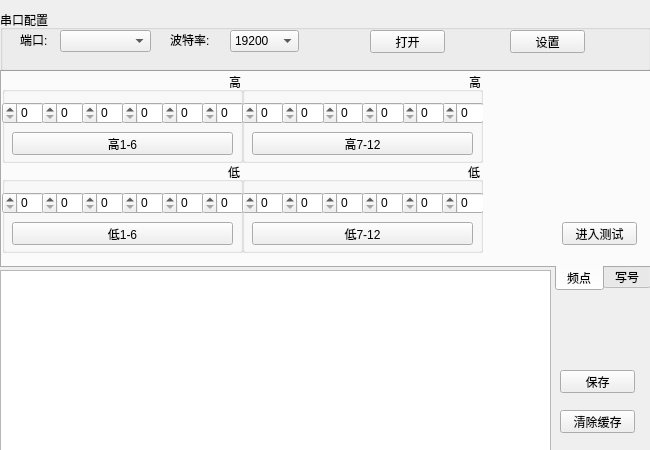
The window that widget.ui (lemonvv/qtRadioSerial) describes before a commit, drawn with Qt 5.
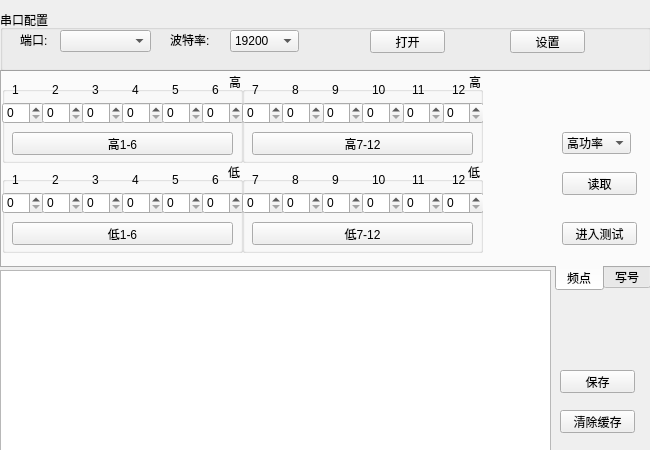
The same window after the commit.

The edit to the form file:
```diff
--- a/widget.ui
+++ b/widget.ui
@@ -331,6 +331,9 @@
         <height>22</height>
        </rect>
       </property>
+      <property name="layoutDirection">
+       <enum>Qt::LeftToRight</enum>
+      </property>
      </widget>
      <widget class="QSpinBox" name="spinBox_h_2">
       <property name="geometry">
@@ -341,6 +344,9 @@
         <height>22</height>
        </rect>
       </property>
+      <property name="layoutDirection">
+       <enum>Qt::LeftToRight</enum>
+      </property>
      </widget>
      <widget class="QSpinBox" name="spinBox_h_3">
       <property name="geometry">
@@ -351,6 +357,9 @@
         <height>22</height>
        </rect>
       </property>
+      <property name="layoutDirection">
+       <enum>Qt::LeftToRight</enum>
+      </property>
      </widget>
      <widget class="QSpinBox" name="spinBox_h_4">
       <property name="geometry">
@@ -361,6 +370,9 @@
         <height>22</height>
        </rect>
       </property>
+      <property name="layoutDirection">
+       <enum>Qt::LeftToRight</enum>
+      </property>
      </widget>
      <widget class="QSpinBox" name="spinBox_h_5">
       <property name="geometry">
@@ -371,6 +383,9 @@
         <height>22</height>
        </rect>
       </property>
+      <property name="layoutDirection">
+       <enum>Qt::LeftToRight</enum>
+      </property>
      </widget>
      <widget class="QSpinBox" name="spinBox_h_6">
       <property name="geometry">
@@ -381,6 +396,9 @@
         <height>22</height>
        </rect>
       </property>
+      <property name="layoutDirection">
+       <enum>Qt::LeftToRight</enum>
+      </property>
      </widget>
      <widget class="QPushButton" name="pushButton_radioPwrHh">
       <property name="geometry">
@@ -395,6 +413,84 @@
        <string>高1-6</string>
       </property>
      </widget>
+     <widget class="QLabel" name="label_8">
+      <property name="geometry">
+       <rect>
+        <x>10</x>
+        <y>10</y>
+        <width>16</width>
+        <height>16</height>
+       </rect>
+      </property>
+      <property name="text">
+       <string>1</string>
+      </property>
+     </widget>
+     <widget class="QLabel" name="label_9">
+      <property name="geometry">
+       <rect>
+        <x>50</x>
+        <y>10</y>
+        <width>16</width>
+        <height>16</height>
+       </rect>
+      </property>
+      <property name="text">
+       <string>2</string>
+      </property>
+     </widget>
+     <widget class="QLabel" name="label_10">
+      <property name="geometry">
+       <rect>
+        <x>90</x>
+        <y>10</y>
+        <width>16</width>
+        <height>16</height>
+       </rect>
+      </property>
+      <property name="text">
+       <string>3</string>
+      </property>
+     </widget>
+     <widget class="QLabel" name="label_11">
+      <property name="geometry">
+       <rect>
+        <x>130</x>
+        <y>10</y>
+        <width>16</width>
+        <height>16</height>
+       </rect>
+      </property>
+      <property name="text">
+       <string>4</string>
+      </property>
+     </widget>
+     <widget class="QLabel" name="label_12">
+      <property name="geometry">
+       <rect>
+        <x>170</x>
+        <y>10</y>
+        <width>16</width>
+        <height>16</height>
+       </rect>
+      </property>
+      <property name="text">
+       <string>5</string>
+      </property>
+     </widget>
+     <widget class="QLabel" name="label_13">
+      <property name="geometry">
+       <rect>
+        <x>210</x>
+        <y>10</y>
+        <width>16</width>
+        <height>16</height>
+       </rect>
+      </property>
+      <property name="text">
+       <string>6</string>
+      </property>
+     </widget>
     </widget>
     <widget class="QGroupBox" name="groupBox_5">
      <property name="geometry">
@@ -417,6 +513,9 @@
         <height>22</height>
        </rect>
       </property>
+      <property name="layoutDirection">
+       <enum>Qt::LeftToRight</enum>
+      </property>
      </widget>
      <widget class="QSpinBox" name="spinBox_l_2">
       <property name="geometry">
@@ -427,6 +526,9 @@
         <height>22</height>
        </rect>
       </property>
+      <property name="layoutDirection">
+       <enum>Qt::LeftToRight</enum>
+      </property>
      </widget>
      <widget class="QSpinBox" name="spinBox_l_3">
       <property name="geometry">
@@ -437,6 +539,9 @@
         <height>22</height>
        </rect>
       </property>
+      <property name="layoutDirection">
+       <enum>Qt::LeftToRight</enum>
+      </property>
      </widget>
      <widget class="QSpinBox" name="spinBox_l_4">
       <property name="geometry">
@@ -447,6 +552,9 @@
         <height>22</height>
        </rect>
       </property>
+      <property name="layoutDirection">
+       <enum>Qt::LeftToRight</enum>
+      </property>
      </widget>
      <widget class="QSpinBox" name="spinBox_l_5">
       <property name="geometry">
@@ -457,6 +565,9 @@
         <height>22</height>
        </rect>
       </property>
+      <property name="layoutDirection">
+       <enum>Qt::LeftToRight</enum>
+      </property>
      </widget>
      <widget class="QSpinBox" name="spinBox_l_6">
       <property name="geometry">
@@ -467,6 +578,9 @@
         <height>22</height>
        </rect>
       </property>
+      <property name="layoutDirection">
+       <enum>Qt::LeftToRight</enum>
+      </property>
      </widget>
      <widget class="QPushButton" name="pushButton_radioPwrLh">
       <property name="geometry">
@@ -481,6 +595,84 @@
        <string>低1-6</string>
       </property>
      </widget>
+     <widget class="QLabel" name="label_20">
+      <property name="geometry">
+       <rect>
+        <x>10</x>
+        <y>10</y>
+        <width>16</width>
+        <height>16</height>
+       </rect>
+      </property>
+      <property name="text">
+       <string>1</string>
+      </property>
+     </widget>
+     <widget class="QLabel" name="label_21">
+      <property name="geometry">
+       <rect>
+        <x>50</x>
+        <y>10</y>
+        <width>16</width>
+        <height>16</height>
+       </rect>
+      </property>
+      <property name="text">
+       <string>2</string>
+      </property>
+     </widget>
+     <widget class="QLabel" name="label_22">
+      <property name="geometry">
+       <rect>
+        <x>90</x>
+        <y>10</y>
+        <width>16</width>
+        <height>16</height>
+       </rect>
+      </property>
+      <property name="text">
+       <string>3</string>
+      </property>
+     </widget>
+     <widget class="QLabel" name="label_23">
+      <property name="geometry">
+       <rect>
+        <x>130</x>
+        <y>10</y>
+        <width>16</width>
+        <height>16</height>
+       </rect>
+      </property>
+      <property name="text">
+       <string>4</string>
+      </property>
+     </widget>
+     <widget class="QLabel" name="label_24">
+      <property name="geometry">
+       <rect>
+        <x>170</x>
+        <y>10</y>
+        <width>16</width>
+        <height>16</height>
+       </rect>
+      </property>
+      <property name="text">
+       <string>5</string>
+      </property>
+     </widget>
+     <widget class="QLabel" name="label_25">
+      <property name="geometry">
+       <rect>
+        <x>210</x>
+        <y>10</y>
+        <width>16</width>
+        <height>16</height>
+       </rect>
+      </property>
+      <property name="text">
+       <string>6</string>
+      </property>
+     </widget>
     </widget>
     <widget class="QGroupBox" name="groupBox_6">
      <property name="geometry">
@@ -503,6 +695,9 @@
         <height>22</height>
        </rect>
       </property>
+      <property name="layoutDirection">
+       <enum>Qt::LeftToRight</enum>
+      </property>
      </widget>
      <widget class="QSpinBox" name="spinBox_h_7">
       <property name="geometry">
@@ -513,6 +708,9 @@
         <height>22</height>
        </rect>
       </property>
+      <property name="layoutDirection">
+       <enum>Qt::LeftToRight</enum>
+      </property>
      </widget>
      <widget class="QSpinBox" name="spinBox_h_9">
       <property name="geometry">
@@ -523,6 +721,9 @@
         <height>22</height>
        </rect>
       </property>
+      <property name="layoutDirection">
+       <enum>Qt::LeftToRight</enum>
+      </property>
      </widget>
      <widget class="QSpinBox" name="spinBox_h_11">
       <property name="geometry">
@@ -533,6 +734,9 @@
         <height>22</height>
        </rect>
       </property>
+      <property name="layoutDirection">
+       <enum>Qt::LeftToRight</enum>
+      </property>
      </widget>
      <widget class="QSpinBox" name="spinBox_h_10">
       <property name="geometry">
@@ -543,6 +747,9 @@
         <height>22</height>
        </rect>
       </property>
+      <property name="layoutDirection">
+       <enum>Qt::LeftToRight</enum>
+      </property>
      </widget>
      <widget class="QSpinBox" name="spinBox_h_8">
       <property name="geometry">
@@ -553,6 +760,9 @@
         <height>22</height>
        </rect>
       </property>
+      <property name="layoutDirection">
+       <enum>Qt::LeftToRight</enum>
+      </property>
      </widget>
      <widget class="QPushButton" name="pushButton_radioPwrHl">
       <property name="geometry">
@@ -567,6 +777,84 @@
        <string>高7-12</string>
       </property>
      </widget>
+     <widget class="QLabel" name="label_14">
+      <property name="geometry">
+       <rect>
+        <x>10</x>
+        <y>10</y>
+        <width>16</width>
+        <height>16</height>
+       </rect>
+      </property>
+      <property name="text">
+       <string>7</string>
+      </property>
+     </widget>
+     <widget class="QLabel" name="label_15">
+      <property name="geometry">
+       <rect>
+        <x>50</x>
+        <y>10</y>
+        <width>16</width>
+        <height>16</height>
+       </rect>
+      </property>
+      <property name="text">
+       <string>8</string>
+      </property>
+     </widget>
+     <widget class="QLabel" name="label_16">
+      <property name="geometry">
+       <rect>
+        <x>90</x>
+        <y>10</y>
+        <width>16</width>
+        <height>16</height>
+       </rect>
+      </property>
+      <property name="text">
+       <string>9</string>
+      </property>
+     </widget>
+     <widget class="QLabel" name="label_17">
+      <property name="geometry">
+       <rect>
+        <x>130</x>
+        <y>10</y>
+        <width>16</width>
+        <height>16</height>
+       </rect>
+      </property>
+      <property name="text">
+       <string>10</string>
+      </property>
+     </widget>
+     <widget class="QLabel" name="label_18">
+      <property name="geometry">
+       <rect>
+        <x>170</x>
+        <y>10</y>
+        <width>16</width>
+        <height>16</height>
+       </rect>
+      </property>
+      <property name="text">
+       <string>11</string>
+      </property>
+     </widget>
+     <widget class="QLabel" name="label_19">
+      <property name="geometry">
+       <rect>
+        <x>210</x>
+        <y>10</y>
+        <width>16</width>
+        <height>16</height>
+       </rect>
+      </property>
+      <property name="text">
+       <string>12</string>
+      </property>
+     </widget>
     </widget>
     <widget class="QGroupBox" name="groupBox_7">
      <property name="geometry">
@@ -589,6 +877,9 @@
         <height>22</height>
        </rect>
       </property>
+      <property name="layoutDirection">
+       <enum>Qt::LeftToRight</enum>
+      </property>
      </widget>
      <widget class="QSpinBox" name="spinBox_l_8">
       <property name="geometry">
@@ -599,6 +890,9 @@
         <height>22</height>
        </rect>
       </property>
+      <property name="layoutDirection">
+       <enum>Qt::LeftToRight</enum>
+      </property>
      </widget>
      <widget class="QSpinBox" name="spinBox_l_9">
       <property name="geometry">
@@ -609,6 +903,9 @@
         <height>22</height>
        </rect>
       </property>
+      <property name="layoutDirection">
+       <enum>Qt::LeftToRight</enum>
+      </property>
      </widget>
      <widget class="QSpinBox" name="spinBox_l_10">
       <property name="geometry">
@@ -619,6 +916,9 @@
         <height>22</height>
        </rect>
       </property>
+      <property name="layoutDirection">
+       <enum>Qt::LeftToRight</enum>
+      </property>
      </widget>
      <widget class="QSpinBox" name="spinBox_l_11">
       <property name="geometry">
@@ -629,6 +929,9 @@
         <height>22</height>
        </rect>
       </property>
+      <property name="layoutDirection">
+       <enum>Qt::LeftToRight</enum>
+      </property>
      </widget>
      <widget class="QSpinBox" name="spinBox_l_12">
       <property name="geometry">
@@ -639,6 +942,9 @@
         <height>22</height>
        </rect>
       </property>
+      <property name="layoutDirection">
+       <enum>Qt::LeftToRight</enum>
+      </property>
      </widget>
      <widget class="QPushButton" name="pushButton_radioPwrLl">
       <property name="geometry">
@@ -653,6 +959,84 @@
        <string>低7-12</string>
       </property>
      </widget>
+     <widget class="QLabel" name="label_26">
+      <property name="geometry">
+       <rect>
+        <x>10</x>
+        <y>10</y>
+        <width>16</width>
+        <height>16</height>
+       </rect>
+      </property>
+      <property name="text">
+       <string>7</string>
+      </property>
+     </widget>
+     <widget class="QLabel" name="label_27">
+      <property name="geometry">
+       <rect>
+        <x>50</x>
+        <y>10</y>
+        <width>16</width>
+        <height>16</height>
+       </rect>
+      </property>
+      <property name="text">
+       <string>8</string>
+      </property>
+     </widget>
+     <widget class="QLabel" name="label_28">
+      <property name="geometry">
+       <rect>
+        <x>90</x>
+        <y>10</y>
+        <width>16</width>
+        <height>16</height>
+       </rect>
+      </property>
+      <property name="text">
+       <string>9</string>
+      </property>
+     </widget>
+     <widget class="QLabel" name="label_29">
+      <property name="geometry">
+       <rect>
+        <x>130</x>
+        <y>10</y>
+        <width>16</width>
+        <height>16</height>
+       </rect>
+      </property>
+      <property name="text">
+       <string>10</string>
+      </property>
+     </widget>
+     <widget class="QLabel" name="label_30">
+      <property name="geometry">
+       <rect>
+        <x>170</x>
+        <y>10</y>
+        <width>16</width>
+        <height>16</height>
+       </rect>
+      </property>
+      <property name="text">
+       <string>11</string>
+      </property>
+     </widget>
+     <widget class="QLabel" name="label_31">
+      <property name="geometry">
+       <rect>
+        <x>210</x>
+        <y>10</y>
+        <width>16</width>
+        <height>16</height>
+       </rect>
+      </property>
+      <property name="text">
+       <string>12</string>
+      </property>
+     </widget>
     </widget>
     <widget class="QPushButton" name="pushButton_radioTestMode">
      <property name="geometry">
@@ -667,6 +1051,42 @@
       <string>进入测试</string>
      </property>
     </widget>
+    <widget class="QComboBox" name="comboBox_radioType">
+     <property name="geometry">
+      <rect>
+       <x>560</x>
+       <y>60</y>
+       <width>69</width>
+       <height>22</height>
+      </rect>
+     </property>
+     <property name="layoutDirection">
+      <enum>Qt::LeftToRight</enum>
+     </property>
+     <item>
+      <property name="text">
+       <string>高功率</string>
+      </property>
+     </item>
+     <item>
+      <property name="text">
+       <string>低功率</string>
+      </property>
+     </item>
+    </widget>
+    <widget class="QPushButton" name="pushButton_radioReadPower">
+     <property name="geometry">
+      <rect>
+       <x>560</x>
+       <y>100</y>
+       <width>75</width>
+       <height>23</height>
+      </rect>
+     </property>
+     <property name="text">
+      <string>读取</string>
+     </property>
+    </widget>
    </widget>
   </widget>
   <widget class="QGroupBox" name="groupBox">
```
Left out of the diff: 21 changed lines with no effect on the pictures.
